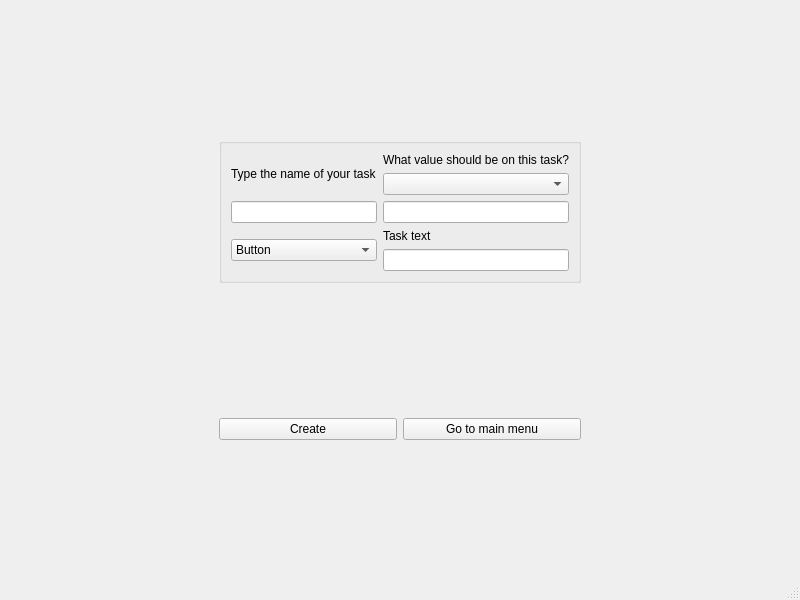
Qt form Client/creator_of_tasks.ui (Code-team-open-source/Code-team) before a commit.
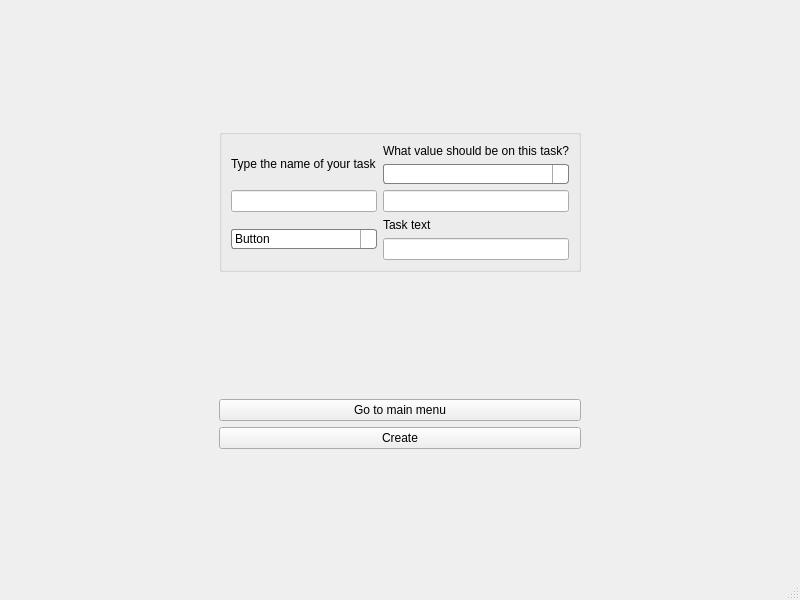
The same form after that commit. Icons and pictures are not drawn.

Commit message: Add start window

Diff of the .ui file:
```diff
--- a/Client/creator_of_tasks.ui
+++ b/Client/creator_of_tasks.ui
@@ -28,7 +28,59 @@
           </widget>
          </item>
          <item>
-          <widget class="QComboBox" name="cm2"/>
+          <widget class="QComboBox" name="cm2">
+           <property name="styleSheet">
+            <string notr="true">QComboBox {
+    border: 1px solid gray;
+    border-radius: 3px;
+    padding: 1px 18px 1px 3px;
+    min-width: 6em;
+}
+
+QComboBox:editable {
+    background: white;
+}
+
+QComboBox:!editable, QComboBox::drop-down:editable {
+     background: qlineargradient(x1: 0, y1: 0, x2: 0, y2: 1,
+                                 stop: 0 #E1E1E1, stop: 0.4 #DDDDDD,
+                                 stop: 0.5 #D8D8D8, stop: 1.0 #D3D3D3);
+}
+
+/* QComboBox gets the &quot;on&quot; state when the popup is open */
+QComboBox:!editable:on, QComboBox::drop-down:editable:on {
+    background: qlineargradient(x1: 0, y1: 0, x2: 0, y2: 1,
+                                stop: 0 #D3D3D3, stop: 0.4 #D8D8D8,
+                                stop: 0.5 #DDDDDD, stop: 1.0 #E1E1E1);
+}
+
+QComboBox:on { /* shift the text when the popup opens */
+    padding-top: 3px;
+    padding-left: 4px;
+}
+
+QComboBox::drop-down {
+    subcontrol-origin: padding;
+    subcontrol-position: top right;
+    width: 15px;
+
+    border-left-width: 1px;
+    border-left-color: darkgray;
+    border-left-style: solid; /* just a single line */
+    border-top-right-radius: 3px; /* same radius as the QComboBox */
+    border-bottom-right-radius: 3px;
+}
+
+QComboBox::down-arrow {
+    image: url(/usr/share/icons/crystalsvg/16x16/actions/1downarrow.png);
+}
+
+QComboBox::down-arrow:on { /* shift the arrow when popup is open */
+    top: 1px;
+    left: 1px;
+}</string>
+           </property>
+          </widget>
          </item>
          <item>
           <widget class="QLineEdit" name="ln2"/>
@@ -51,6 +103,57 @@
        </item>
        <item row="1" column="0">
         <widget class="QComboBox" name="comboBox">
+         <property name="styleSheet">
+          <string notr="true">QComboBox {
+    border: 1px solid gray;
+    border-radius: 3px;
+    padding: 1px 18px 1px 3px;
+    min-width: 6em;
+}
+
+QComboBox:editable {
+    background: white;
+}
+
+QComboBox:!editable, QComboBox::drop-down:editable {
+     background: qlineargradient(x1: 0, y1: 0, x2: 0, y2: 1,
+                                 stop: 0 #E1E1E1, stop: 0.4 #DDDDDD,
+                                 stop: 0.5 #D8D8D8, stop: 1.0 #D3D3D3);
+}
+
+/* QComboBox gets the &quot;on&quot; state when the popup is open */
+QComboBox:!editable:on, QComboBox::drop-down:editable:on {
+    background: qlineargradient(x1: 0, y1: 0, x2: 0, y2: 1,
+                                stop: 0 #D3D3D3, stop: 0.4 #D8D8D8,
+                                stop: 0.5 #DDDDDD, stop: 1.0 #E1E1E1);
+}
+
+QComboBox:on { /* shift the text when the popup opens */
+    padding-top: 3px;
+    padding-left: 4px;
+}
+
+QComboBox::drop-down {
+    subcontrol-origin: padding;
+    subcontrol-position: top right;
+    width: 15px;
+
+    border-left-width: 1px;
+    border-left-color: darkgray;
+    border-left-style: solid; /* just a single line */
+    border-top-right-radius: 3px; /* same radius as the QComboBox */
+    border-bottom-right-radius: 3px;
+}
+
+QComboBox::down-arrow {
+    image: url(/usr/share/icons/crystalsvg/16x16/actions/1downarrow.png);
+}
+
+QComboBox::down-arrow:on { /* shift the arrow when popup is open */
+    top: 1px;
+    left: 1px;
+}</string>
+         </property>
          <item>
           <property name="text">
            <string>Button</string>
@@ -162,13 +265,6 @@
     </item>
     <item row="4" column="1">
      <layout class="QGridLayout" name="gridLayout_5">
-      <item row="1" column="1">
-       <widget class="QPushButton" name="pushButton">
-        <property name="text">
-         <string>Go to main menu</string>
-        </property>
-       </widget>
-      </item>
       <item row="1" column="0">
        <widget class="QPushButton" name="create">
         <property name="text">
@@ -176,6 +272,13 @@
         </property>
        </widget>
       </item>
+      <item row="0" column="0">
+       <widget class="QPushButton" name="pushButton">
+        <property name="text">
+         <string>Go to main menu</string>
+        </property>
+       </widget>
+      </item>
      </layout>
     </item>
    </layout>
```
The commit also changes 5 other files.
